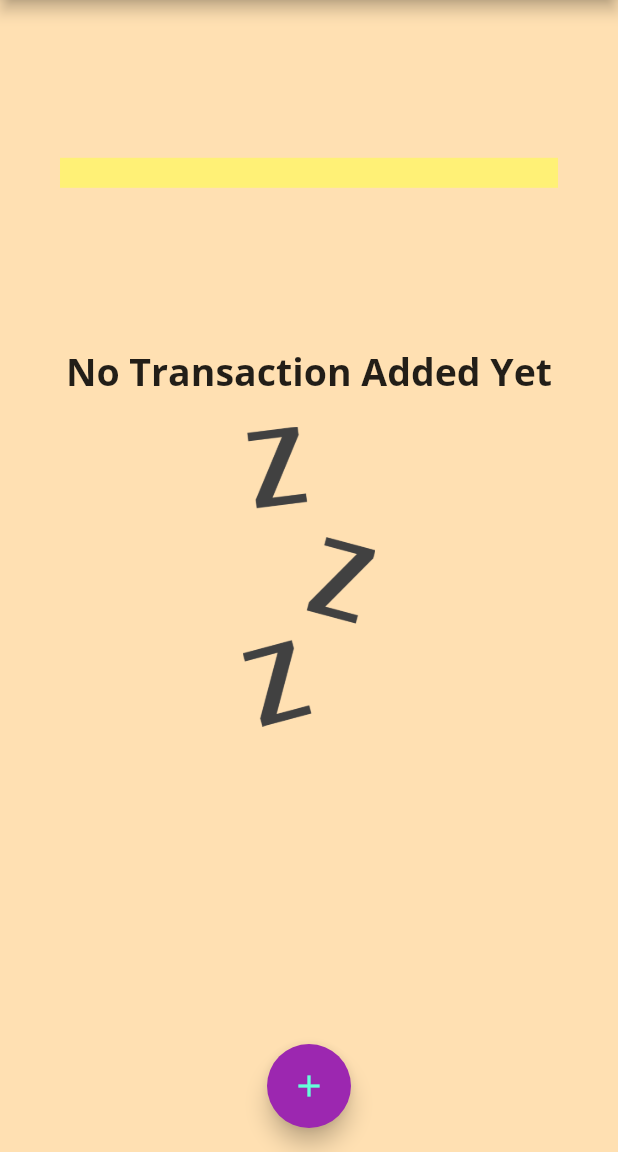
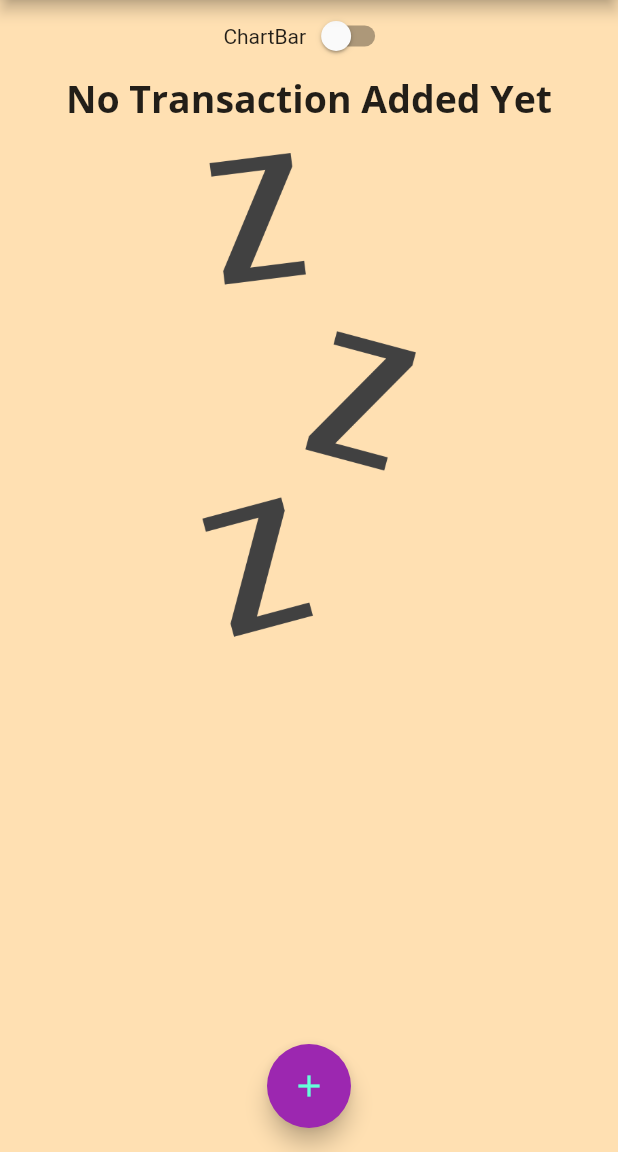
Before and after one commit to milad-seify/personal-expenses, a Flutter app: the screen it shows after launch, after a tap on the "delete" icon, on a phone screen of 412 x 824 dp, the part 84-1236 px from its top. Run offline on Flutter 3.47's test engine with Material 2 defaults, Android fonts, the phone set to English and light mode, and no system bars.

Commit message:
responsive update

```diff
--- a/lib/main.dart
+++ b/lib/main.dart
@@ -1,7 +1,14 @@
 import 'package:flutter/material.dart';
+import 'package:flutter/services.dart';
 import 'widgets/main_screen.dart';
 
-void main() => runApp(const MyApp());
+void main() {
+  // WidgetsFlutterBinding.ensureInitialized();
+  // SystemChrome.setPreferredOrientations(
+  //   [DeviceOrientation.portraitUp, DeviceOrientation.portraitDown],
+  // );
+  runApp(const MyApp());
+}
 
 class MyApp extends StatelessWidget {
   const MyApp({super.key});
--- a/lib/widgets/chart.dart
+++ b/lib/widgets/chart.dart
@@ -38,10 +38,10 @@ class Chart extends StatelessWidget {
   Widget build(BuildContext context) {
     return recentTransactions.isEmpty
         ? Divider(
-            color: Colors.yellow.shade300,
+            color: Colors.red.shade300,
             endIndent: 40.0,
             indent: 40.0,
-            thickness: 20.0,
+            thickness: 10.0,
           )
         : Card(
             elevation: 5.0,
--- a/lib/widgets/chart_bar.dart
+++ b/lib/widgets/chart_bar.dart
@@ -24,7 +24,7 @@ class ChartBar extends StatelessWidget {
           SizedBox(height: constraint.maxHeight * 0.05),
           SizedBox(
             height: constraint.maxHeight * 0.6,
-            width: 10.0,
+            width: constraint.maxWidth * 0.25,
             child: Stack(
               children: <Widget>[
                 Container(
--- a/lib/widgets/main_screen.dart
+++ b/lib/widgets/main_screen.dart
@@ -12,6 +12,7 @@ class MyHomePage extends StatefulWidget {
 }
 
 class _MyHomePageState extends State<MyHomePage> {
+  bool _checkChart = false;
   final List<Transaction> _userTransActions = [
     Transaction(
         id: DateTime.now().toString(),
@@ -181,13 +182,27 @@ class _MyHomePageState extends State<MyHomePage> {
           child: Column(
             crossAxisAlignment: CrossAxisAlignment.stretch,
             children: <Widget>[
-              SizedBox(
+              Row(
+                mainAxisAlignment: MainAxisAlignment.center,
+                children: [
+                  Text('ChartBar'),
+                  Switch(
+                      value: _checkChart,
+                      onChanged: (val) {
+                        setState(() {
+                          _checkChart = val;
+                        });
+                      }),
+                ],
+              ),
+              _checkChart == true
+                  ? SizedBox(
                       height: (MediaQuery.of(context).size.height -
                               appear.preferredSize.height -
                               MediaQuery.of(context).padding.top) *
-                      0.3,
-                  child: Chart(recentTransactions: _recentTransactions)),
-              SizedBox(
+                          0.7,
+                      child: Chart(recentTransactions: _recentTransactions))
+                  : SizedBox(
                       height: (MediaQuery.of(context).size.height -
                               appear.preferredSize.height -
                               MediaQuery.of(context).padding.top) *
--- a/lib/widgets/transaction_list.dart
+++ b/lib/widgets/transaction_list.dart
@@ -14,7 +14,8 @@ class TransactionList extends StatelessWidget {
   @override
   Widget build(BuildContext context) {
     return userTransActionsList.isEmpty
-        ? Column(
+        ? LayoutBuilder(builder: (ctx, constraint) {
+            return Column(
               children: [
                 const Text(
                   'No Transaction Added Yet',
@@ -25,11 +26,12 @@ class TransactionList extends StatelessWidget {
                 ),
                 Image.asset(
                   'assets/images/waiting.png',
-                height: 200,
+                  height: constraint.maxHeight * 0.6,
                   //fit: BoxFit.contain,
                 ),
               ],
-          )
+            );
+          })
         : SizedBox(
             height: 400,
             child: Scrollbar(
```
Lines whose indentation alone changed are shown as unchanged.
